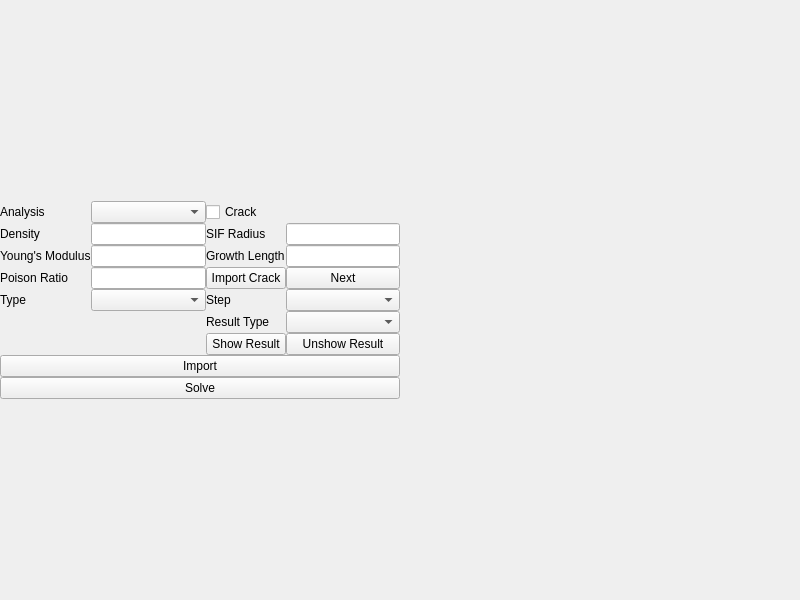
This is src/HornetMain/HornetWindow.ui in thanhlubk/Hornet as Qt 5 draws it before an edit. The edited form follows.
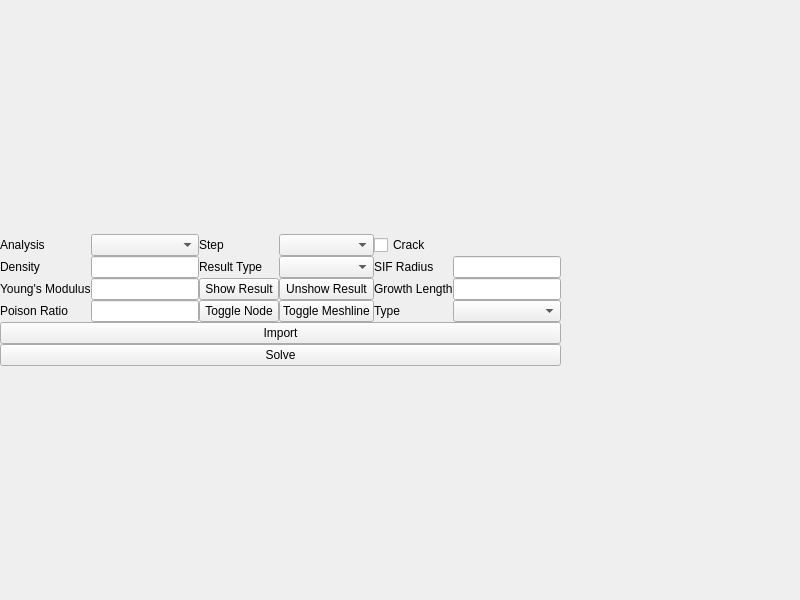
This is the edited form.

Commit message: Update HornetView with toggle node and meshline

What changed in the file:
```diff
--- a/src/HornetMain/HornetWindow.ui
+++ b/src/HornetMain/HornetWindow.ui
@@ -42,32 +42,37 @@
        <layout class="QVBoxLayout" name="verticalLayout">
         <item>
          <layout class="QGridLayout" name="gridLayout">
-          <item row="2" column="1">
-           <widget class="QLineEdit" name="lineEditModulus"/>
-          </item>
-          <item row="0" column="1">
-           <widget class="QComboBox" name="comboBoxAnalysis"/>
-          </item>
-          <item row="4" column="3">
-           <widget class="QComboBox" name="comboBoxStep"/>
-          </item>
-          <item row="3" column="3">
-           <widget class="QPushButton" name="pushButtonNext">
+          <item row="0" column="0">
+           <widget class="QLabel" name="label">
             <property name="text">
-             <string>Next</string>
+             <string>Analysis</string>
             </property>
            </widget>
           </item>
-          <item row="3" column="1">
-           <widget class="QLineEdit" name="lineEditPoison"/>
-          </item>
-          <item row="0" column="2">
+          <item row="0" column="4">
            <widget class="QCheckBox" name="checkBoxCrack">
             <property name="text">
              <string>Crack</string>
             </property>
            </widget>
           </item>
+          <item row="2" column="4">
+           <widget class="QLabel" name="label_6">
+            <property name="text">
+             <string>Growth Length</string>
+            </property>
+           </widget>
+          </item>
+          <item row="0" column="2">
+           <widget class="QLabel" name="label_8">
+            <property name="text">
+             <string>Step</string>
+            </property>
+           </widget>
+          </item>
+          <item row="2" column="1">
+           <widget class="QLineEdit" name="lineEditModulus"/>
+          </item>
           <item row="3" column="0">
            <widget class="QLabel" name="label_4">
             <property name="text">
@@ -75,58 +80,33 @@
             </property>
            </widget>
           </item>
-          <item row="3" column="2">
-           <widget class="QPushButton" name="pushButtonImportCrack">
+          <item row="1" column="0">
+           <widget class="QLabel" name="label_2">
             <property name="text">
-             <string>Import Crack</string>
+             <string>Density</string>
             </property>
            </widget>
           </item>
-          <item row="6" column="3">
-           <widget class="QPushButton" name="pushButtonUnshowResult">
-            <property name="text">
-             <string>Unshow Result</string>
-            </property>
-           </widget>
-          </item>
-          <item row="2" column="3">
-           <widget class="QLineEdit" name="lineEditGrowthLength"/>
-          </item>
           <item row="1" column="1">
            <widget class="QLineEdit" name="lineEditDensity"/>
           </item>
-          <item row="1" column="2">
+          <item row="1" column="4">
            <widget class="QLabel" name="label_7">
             <property name="text">
              <string>SIF Radius</string>
             </property>
            </widget>
           </item>
-          <item row="4" column="1">
-           <widget class="QComboBox" name="comboBoxType"/>
+          <item row="3" column="1">
+           <widget class="QLineEdit" name="lineEditPoison"/>
           </item>
-          <item row="6" column="2">
-           <widget class="QPushButton" name="pushButtonShowResult">
-            <property name="text">
-             <string>Show Result</string>
-            </property>
-           </widget>
+          <item row="2" column="5">
+           <widget class="QLineEdit" name="lineEditGrowthLength"/>
           </item>
-          <item row="1" column="0">
-           <widget class="QLabel" name="label_2">
-            <property name="text">
-             <string>Density</string>
-            </property>
-           </widget>
+          <item row="0" column="1">
+           <widget class="QComboBox" name="comboBoxAnalysis"/>
           </item>
-          <item row="4" column="0">
-           <widget class="QLabel" name="label_5">
-            <property name="text">
-             <string>Type</string>
-            </property>
-           </widget>
-          </item>
-          <item row="1" column="3">
+          <item row="1" column="5">
            <widget class="QLineEdit" name="lineEditSifRadius"/>
           </item>
           <item row="2" column="0">
@@ -136,37 +116,57 @@
             </property>
            </widget>
           </item>
-          <item row="2" column="2">
-           <widget class="QLabel" name="label_6">
-            <property name="text">
-             <string>Growth Length</string>
-            </property>
-           </widget>
+          <item row="0" column="3">
+           <widget class="QComboBox" name="comboBoxStep"/>
           </item>
-          <item row="4" column="2">
-           <widget class="QLabel" name="label_8">
-            <property name="text">
-             <string>Step</string>
-            </property>
-           </widget>
-          </item>
-          <item row="0" column="0">
-           <widget class="QLabel" name="label">
-            <property name="text">
-             <string>Analysis</string>
-            </property>
-           </widget>
-          </item>
-          <item row="5" column="3">
-           <widget class="QComboBox" name="comboBoxResultType"/>
-          </item>
-          <item row="5" column="2">
+          <item row="1" column="2">
            <widget class="QLabel" name="label_9">
             <property name="text">
              <string>Result Type</string>
             </property>
            </widget>
           </item>
+          <item row="1" column="3">
+           <widget class="QComboBox" name="comboBoxResultType"/>
+          </item>
+          <item row="2" column="2">
+           <widget class="QPushButton" name="pushButtonShowResult">
+            <property name="text">
+             <string>Show Result</string>
+            </property>
+           </widget>
+          </item>
+          <item row="2" column="3">
+           <widget class="QPushButton" name="pushButtonUnshowResult">
+            <property name="text">
+             <string>Unshow Result</string>
+            </property>
+           </widget>
+          </item>
+          <item row="3" column="2">
+           <widget class="QPushButton" name="pushButtonToggleNode">
+            <property name="text">
+             <string>Toggle Node</string>
+            </property>
+           </widget>
+          </item>
+          <item row="3" column="3">
+           <widget class="QPushButton" name="pushButtonToggleMeshline">
+            <property name="text">
+             <string>Toggle Meshline</string>
+            </property>
+           </widget>
+          </item>
+          <item row="3" column="4">
+           <widget class="QLabel" name="label_5">
+            <property name="text">
+             <string>Type</string>
+            </property>
+           </widget>
+          </item>
+          <item row="3" column="5">
+           <widget class="QComboBox" name="comboBoxType"/>
+          </item>
          </layout>
         </item>
         <item>
```
The commit also changes 10 other files.
